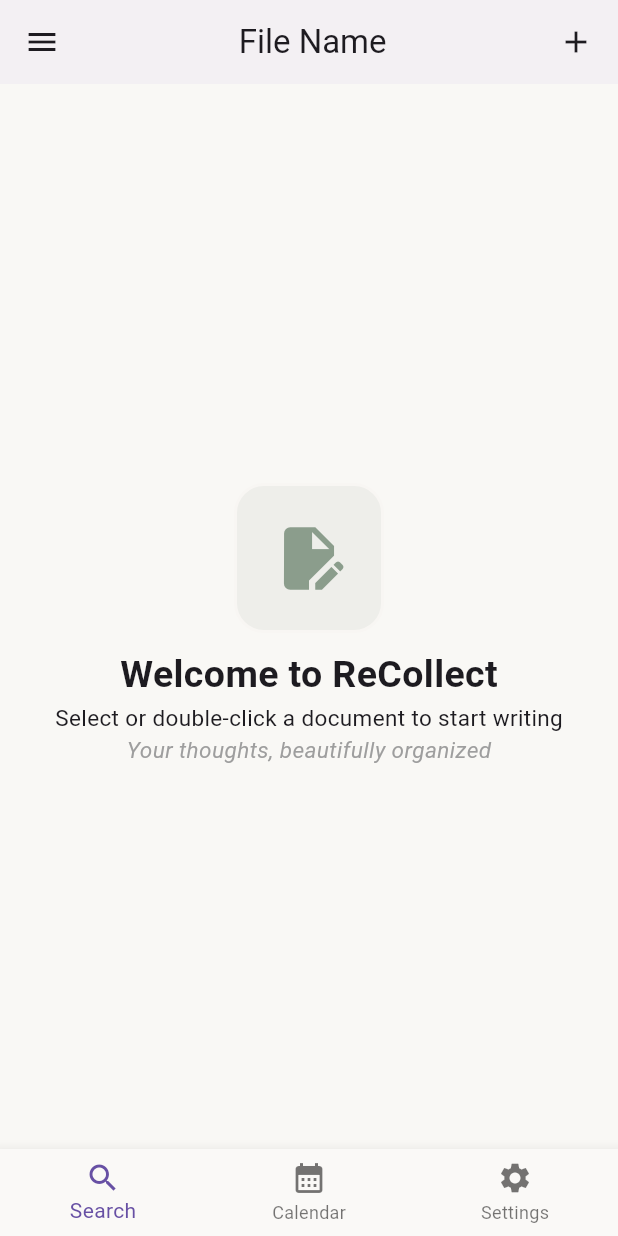
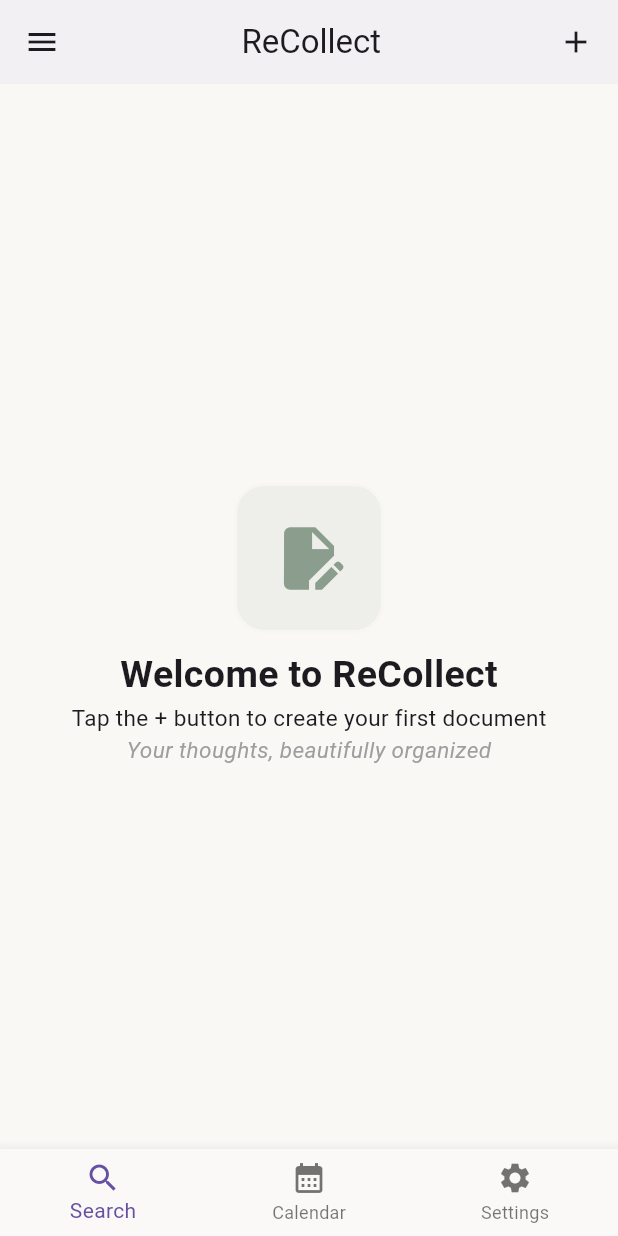
Before and after one commit to psidism/recollect_mobile, a Flutter app: the screen it shows after launch, in the side drawer, after a tap on the "add" icon, on a phone screen of 412 x 824 dp. Run offline on Flutter 3.47's test engine with Material 3 defaults, Android fonts, the phone set to English and light mode, and no system bars; our stand-ins replace sqflite; accounts and stored records are empty; Roboto replaces fonts that are missing (Times New Roman).

Commit message:
claude help

```diff
--- a/lib/main.dart
+++ b/lib/main.dart
@@ -1,6 +1,8 @@
 // ignore_for_file: avoid_print, deprecated_member_use
 
 import 'package:flutter/material.dart';
+import 'models/document.dart';
+import 'services/database_helper.dart';
 
 void main() {
   runApp(const MainApp());
@@ -13,9 +15,61 @@
   Widget build(BuildContext context) {
     return MaterialApp(
       debugShowCheckedModeBanner: false,
-      home: Scaffold(
+      home: const HomePage(),
+    );
+  }
+}
+
+class HomePage extends StatefulWidget {
+  const HomePage({super.key});
+
+  @override
+  State<HomePage> createState() => _HomePageState();
+}
+
+class _HomePageState extends State<HomePage> {
+  final DatabaseHelper _dbHelper = DatabaseHelper.instance;
+  List<Document> _documents = [];
+  bool _isLoading = true;
+
+  @override
+  void initState() {
+    super.initState();
+    _loadDocuments();
+  }
+
+  Future<void> _loadDocuments() async {
+    setState(() => _isLoading = true);
+    final documents = await _dbHelper.getAllDocuments();
+    setState(() {
+      _documents = documents;
+      _isLoading = false;
+    });
+  }
+
+  Future<void> _createNewDocument() async {
+    final now = DateTime.now();
+    final newDoc = Document(
+      title: 'Untitled Document',
+      content: '',
+      createdAt: now,
+      updatedAt: now,
+    );
+
+    final createdDoc = await _dbHelper.createDocument(newDoc);
+    await _loadDocuments();
+    print('Created document with ID: ${createdDoc.id}');
+  }
+
+  Future<void> _deleteDocument(int id) async {
+    await _dbHelper.deleteDocument(id);
+    await _loadDocuments();
+  }
+
+  @override
+  Widget build(BuildContext context) {
+    return Scaffold(
       backgroundColor: const Color.fromARGB(255, 249, 248, 245),
-
       drawer: Drawer(
         child: ListView(
           padding: EdgeInsets.zero,
@@ -29,7 +83,7 @@
                 child: Row(
                   children: [
                     Container(
-                        height: 30, // search bar height
+                      height: 30,
                       width: 230,
                       margin: const EdgeInsets.symmetric(
                         horizontal: 20,
@@ -37,26 +91,16 @@
                       ),
                       padding: const EdgeInsets.symmetric(horizontal: 15),
                       decoration: BoxDecoration(
-                          color: const Color.fromARGB(
-                            255,
-                            238,
-                            238,
-                            234,
-                          ), //search bg
-                          borderRadius: BorderRadius.circular(
-                            15,
-                          ), // search corners
+                        color: const Color.fromARGB(255, 238, 238, 234),
+                        borderRadius: BorderRadius.circular(15),
                         border: Border.all(
-                            color: Colors.grey.withOpacity(0.5), //light border
+                          color: Colors.grey.withOpacity(0.5),
                           width: 1,
                         ),
                       ),
                       child: Row(
                         children: [
-                            Icon(
-                              Icons.search,
-                              color: Colors.grey,
-                            ), // search icon
+                          Icon(Icons.search, color: Colors.grey),
                           SizedBox(width: 10),
                           GestureDetector(
                             child: Text(
@@ -68,9 +112,7 @@
                               ),
                             ),
                             onTap: () {
-                                print(
-                                  "Search Bar clicked",
-                                ); //change so that whole search bar clicked shows and not just on text
+                              print("Search Bar clicked");
                             },
                           ),
                         ],
@@ -81,9 +123,9 @@
               ),
             ),
             ListTile(
-                title: Text('ooga booga'),
+              title: Text('All Documents (${_documents.length})'),
               onTap: () {
-                  print('Thingy clicked');
+                Navigator.pop(context);
               },
             ),
           ],
@@ -110,18 +152,16 @@
           mainAxisAlignment: MainAxisAlignment.spaceBetween,
           children: [
             SizedBox(width: 80),
-              Center(child: Text('File Name')),
+            Center(child: Text('ReCollect')),
             SizedBox(width: 100),
-              GestureDetector(
-                child: Icon(Icons.add),
-                onTap: () {
-                  print('New file button clicked');
-                },
-              ),
+            GestureDetector(child: Icon(Icons.add), onTap: _createNewDocument),
           ],
         ),
       ),
-        body: Center(
+      body: _isLoading
+          ? Center(child: CircularProgressIndicator())
+          : _documents.isEmpty
+          ? Center(
               child: Column(
                 mainAxisAlignment: MainAxisAlignment.center,
                 children: [
@@ -132,23 +172,11 @@
                       margin: const EdgeInsets.all(10),
                       padding: const EdgeInsets.all(10),
                       decoration: BoxDecoration(
-                    color: const Color.fromARGB(
-                      255,
-                      238,
-                      238,
-                      234,
-                    ), // inside color of icon box
-                    borderRadius: BorderRadius.circular(
-                      20,
-                    ), //round edges for icon box
+                        color: const Color.fromARGB(255, 238, 238, 234),
+                        borderRadius: BorderRadius.circular(20),
                         border: Border.all(
-                      color: const Color.fromARGB(
-                        255,
-                        248,
-                        246,
-                        243,
-                      ), // border color for icon box
-                      width: 2, // border thickness for icon box
+                          color: const Color.fromARGB(255, 248, 246, 243),
+                          width: 2,
                         ),
                       ),
                       child: const Center(
@@ -169,8 +197,11 @@
                     ),
                   ),
                   Text(
-                'Select or double-click a document to start writing',
-                style: TextStyle(fontFamily: 'Times New Roman', fontSize: 15),
+                    'Tap the + button to create your first document',
+                    style: TextStyle(
+                      fontFamily: 'Times New Roman',
+                      fontSize: 15,
+                    ),
                   ),
                   Text(
                     "Your thoughts, beautifully organized",
@@ -182,7 +213,71 @@
                   ),
                 ],
               ),
+            )
+          : ListView.builder(
+              padding: const EdgeInsets.all(16),
+              itemCount: _documents.length,
+              itemBuilder: (context, index) {
+                final doc = _documents[index];
+                return Card(
+                  margin: const EdgeInsets.only(bottom: 12),
+                  color: const Color.fromARGB(255, 255, 255, 255),
+                  elevation: 2,
+                  shape: RoundedRectangleBorder(
+                    borderRadius: BorderRadius.circular(12),
                   ),
+                  child: ListTile(
+                    contentPadding: const EdgeInsets.symmetric(
+                      horizontal: 16,
+                      vertical: 8,
+                    ),
+                    leading: Container(
+                      width: 40,
+                      height: 40,
+                      decoration: BoxDecoration(
+                        color: const Color.fromARGB(255, 238, 238, 234),
+                        borderRadius: BorderRadius.circular(8),
+                      ),
+                      child: Icon(
+                        Icons.description,
+                        color: Color.fromARGB(255, 139, 157, 140),
+                      ),
+                    ),
+                    title: Text(
+                      doc.title,
+                      style: TextStyle(
+                        fontFamily: 'Times New Roman',
+                        fontWeight: FontWeight.bold,
+                        fontSize: 16,
+                      ),
+                    ),
+                    subtitle: Text(
+                      doc.content.isEmpty
+                          ? 'Empty document'
+                          : doc.content.length > 50
+                          ? '${doc.content.substring(0, 50)}...'
+                          : doc.content,
+                      style: TextStyle(
+                        fontFamily: 'Times New Roman',
+                        fontSize: 14,
+                        color: Colors.grey[600],
+                      ),
+                    ),
+                    trailing: IconButton(
+                      icon: Icon(Icons.delete, color: Colors.grey),
+                      onPressed: () {
+                        if (doc.id != null) {
+                          _deleteDocument(doc.id!);
+                        }
+                      },
+                    ),
+                    onTap: () {
+                      print('Tapped on document: ${doc.title}');
+                      // TODO: Navigate to editor screen
+                    },
+                  ),
+                );
+              },
             ),
     );
   }
--- /dev/null
+++ b/lib/models/document.dart
@@ -0,0 +1,67 @@
+class Document {
+  //class is your template - howevery document 'looks' like -
+  final int?
+  id; //final means it can't be changed - ? is nullable //nullable because when doc first created, no id yet, only once saved
+  final String title; // must have value, doc name
+  final String
+  content; //writing inside document, can be empty string '' but must exist
+  final DateTime
+  createdAt; //records when doc first made, final because doesnt change upon creation
+  final DateTime
+  updatedAt; //last time doc changed, new document object created when updated
+
+  Document({
+    //how you create a document object
+    this.id, // doc can be created without id and is optional (required)
+    required this.title, //forces you to always include this
+    required this.content, // must have something even empty string
+    required this.createdAt, //must say when it was created
+    required this.updatedAt, //must say when it was last updated
+  });
+
+  // Convert Document to Map for database
+  Map<String, dynamic> toMap() {
+    //dart understands key value pairs - map is dictonary of key value pairs - function name is toMap
+    return {
+      //keys are text (string), values are dynamic and can be anything - return function returns back a map with all doc data
+      'id': id,
+      'title': title,
+      'content': content,
+      'createdAt': createdAt
+          .toIso8601String(), //convert to text format because databases store date as texts
+      'updatedAt': updatedAt.toIso8601String(),
+    };
+  } //toMap() is used when saving to the database
+
+  // converts the map into a document object we can use (opposte of toMap()!
+  factory Document.fromMap(Map<String, dynamic> map) {
+    //factory is a constructor that doesnt always have to create a new object (here itdoes)
+    return Document(
+      id: map['id'],
+      title: map['title'],
+      content: map['content'],
+      createdAt: DateTime.parse(
+        map['createdAt'],
+      ), //converts text back into date time object, we dont wanna work with strings
+      updatedAt: DateTime.parse(map['updatedAt']),
+    );
+  }
+
+  // Create a copy with updated fields (like title)
+  Document copyWith({
+    //everythings optional
+    int? id,
+    String? title,
+    String? content,
+    DateTime? createdAt,
+    DateTime? updatedAt,
+  }) {
+    return Document(
+      id: id ?? this.id, //use new id if provided otherwise keep old id
+      title: title ?? this.title,
+      content: content ?? this.content,
+      createdAt: createdAt ?? this.createdAt,
+      updatedAt: updatedAt ?? this.updatedAt,
+    );
+  }
+}
--- /dev/null
+++ b/lib/services/database_helper.dart
@@ -0,0 +1,97 @@
+import 'package:sqflite/sqflite.dart';
+import 'package:path/path.dart';
+import '../models/document.dart';
+
+class DatabaseHelper {
+  static final DatabaseHelper instance = DatabaseHelper._init();
+  static Database? _database;
+
+  DatabaseHelper._init();
+
+  Future<Database> get database async {
+    if (_database != null) return _database!;
+    _database = await _initDB('recollect.db');
+    return _database!;
+  }
+
+  Future<Database> _initDB(String filePath) async {
+    final dbPath = await getDatabasesPath();
+    final path = join(dbPath, filePath);
+
+    return await openDatabase(path, version: 1, onCreate: _createDB);
+  }
+
+  Future<void> _createDB(Database db, int version) async {
+    await db.execute('''
+      CREATE TABLE documents(
+        id INTEGER PRIMARY KEY AUTOINCREMENT,
+        title TEXT NOT NULL,
+        content TEXT NOT NULL,
+        createdAt TEXT NOT NULL,
+        updatedAt TEXT NOT NULL
+      )
+    ''');
+  }
+
+  // Create a new document
+  Future<Document> createDocument(Document document) async {
+    final db = await database;
+    final id = await db.insert('documents', document.toMap());
+    return document.copyWith(id: id);
+  }
+
+  // Read all documents
+  Future<List<Document>> getAllDocuments() async {
+    final db = await database;
+    final result = await db.query('documents', orderBy: 'updatedAt DESC');
+    return result.map((map) => Document.fromMap(map)).toList();
+  }
+
+  // Read a single document
+  Future<Document?> getDocument(int id) async {
+    final db = await database;
+    final maps = await db.query('documents', where: 'id = ?', whereArgs: [id]);
+
+    if (maps.isNotEmpty) {
+      return Document.fromMap(maps.first);
+    }
+    return null;
+  }
+
+  // Update a document
+  Future<int> updateDocument(Document document) async {
+    final db = await database;
+    return db.update(
+      'documents',
+      document.toMap(),
+      where: 'id = ?',
+      whereArgs: [document.id],
+    );
+  }
+
+  // Delete a document
+  Future<int> deleteDocument(int id) async {
+    final db = await database;
+    return await db.delete('documents', where: 'id = ?', whereArgs: [id]);
+  }
+
+  // Search documents by title or content
+  Future<List<Document>> searchDocuments(String query) async {
+    final db = await database;
+    final result = await db.query(
+      'documents',
+      where: 'title LIKE ? OR content LIKE ?',
+      whereArgs: ['%$query%', '%$query%'],
+      orderBy: 'updatedAt DESC',
+    );
+    return result.map((map) => Document.fromMap(map)).toList();
+  }
+
+  // Close the database
+  Future<void> close() async {
+    final db = await database;
+    await db.close();
+  }
+}
+
+//MAKE COMMENTS
--- a/pubspec.yaml
+++ b/pubspec.yaml
@@ -9,6 +9,10 @@
 dependencies:
   flutter:
     sdk: flutter
+  sqflite: ^2.3.0
+  path_provider: ^2.1.1
+  path: ^1.8.3
+  intl: ^0.19.0
 
 dev_dependencies:
   flutter_test:
```
Also changed, not shown: pubspec.lock, 1 other file. Lines whose indentation alone changed are shown as unchanged.
